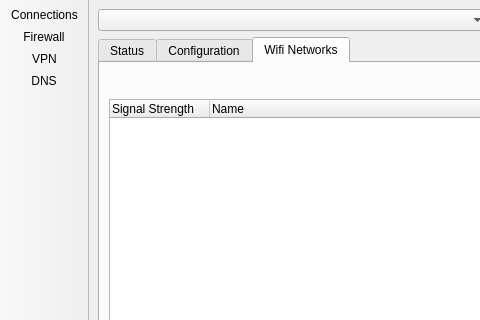
Above: src-qt5/networkmgr/mainUI.ui from project-trident/trident-utilities before the change; both pictures show x 0 to 480 and y 0 to 320 of the 676 by 404 pixel window. Below: the same form after it.
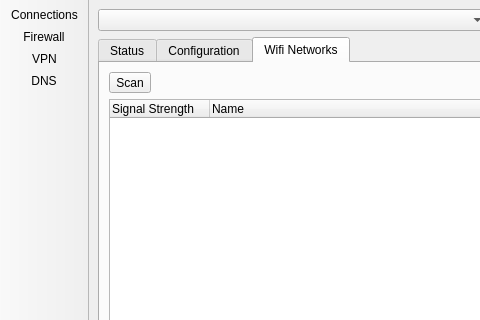
That is the form after the change. The open tabs and pages were chosen to show the change. Icons and pictures are not drawn.

Commit message: Get wifi settings removal up and working (tested).

```diff
--- a/src-qt5/networkmgr/mainUI.ui
+++ b/src-qt5/networkmgr/mainUI.ui
@@ -501,6 +501,26 @@
            <layout class="QVBoxLayout" name="verticalLayout_5">
             <item>
              <layout class="QHBoxLayout" name="horizontalLayout_5">
+              <item>
+               <widget class="QToolButton" name="tool_wifi_refresh">
+                <property name="sizePolicy">
+                 <sizepolicy hsizetype="Preferred" vsizetype="Preferred">
+                  <horstretch>0</horstretch>
+                  <verstretch>0</verstretch>
+                 </sizepolicy>
+                </property>
+                <property name="text">
+                 <string>Scan</string>
+                </property>
+                <property name="icon">
+                 <iconset theme="network-wireless">
+                  <normaloff>.</normaloff>.</iconset>
+                </property>
+                <property name="toolButtonStyle">
+                 <enum>Qt::ToolButtonTextBesideIcon</enum>
+                </property>
+               </widget>
+              </item>
               <item>
                <spacer name="horizontalSpacer_3">
                 <property name="orientation">
```
Left out of the diff: 6 changed lines with no effect on the pictures. The commit also changes 4 other files.
